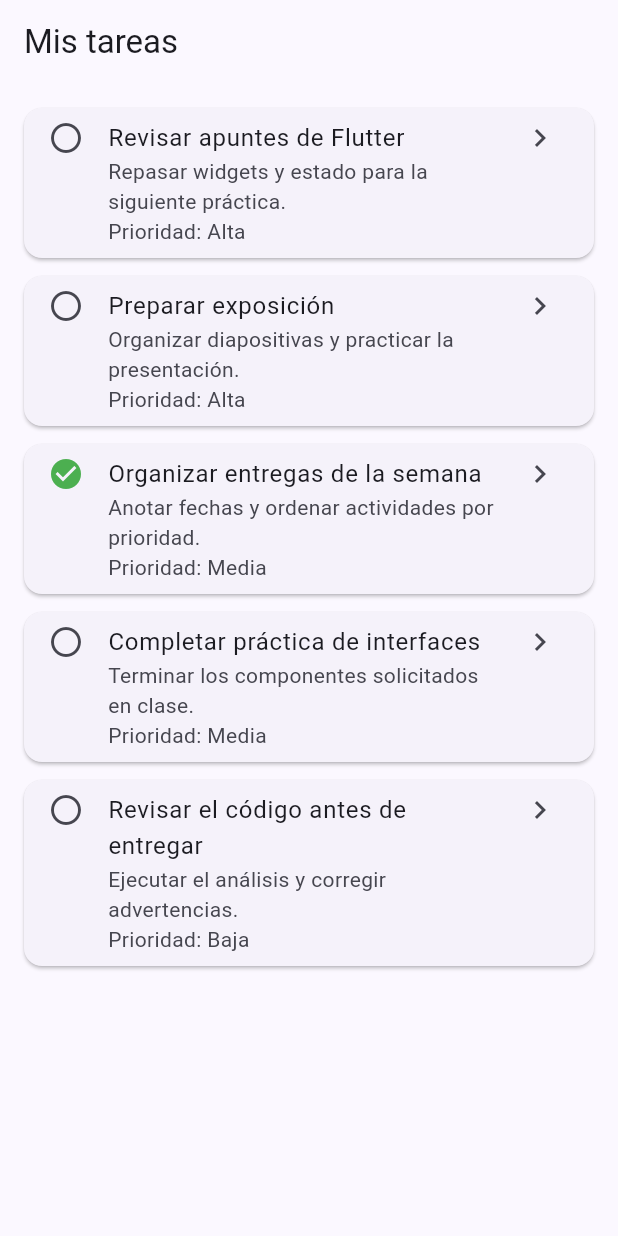
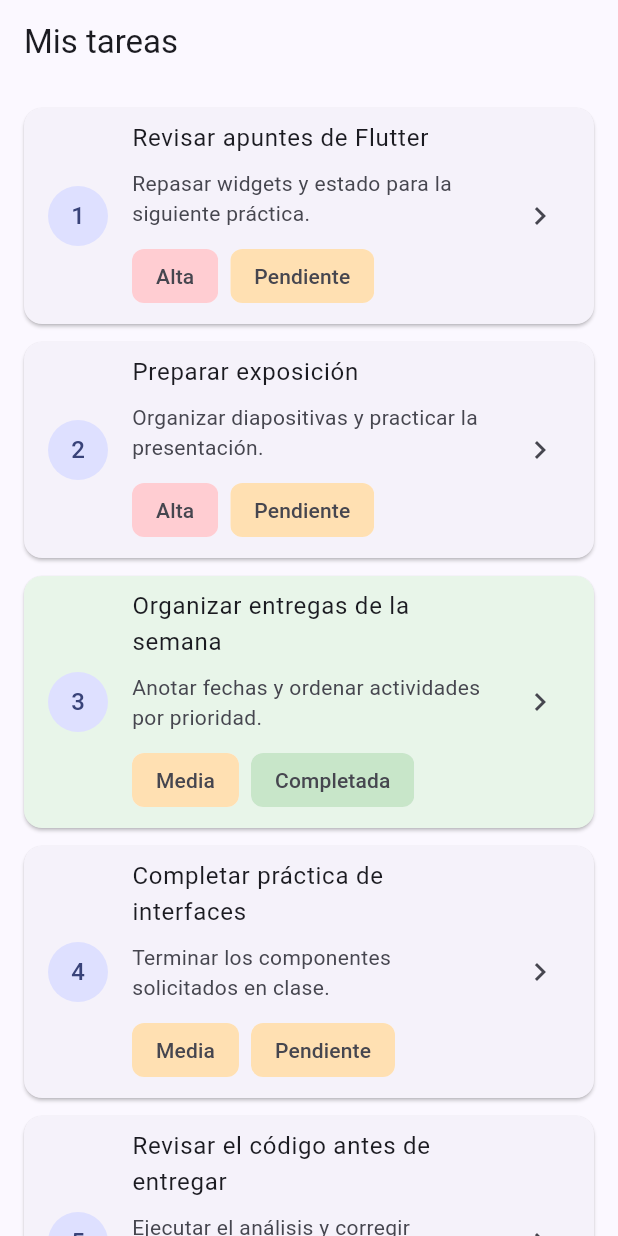
Before and after one commit to JandryHub/TaskFlow, a Flutter app: the screen it shows after launch, on a phone screen of 412 x 824 dp. Run offline on Flutter 3.47's test engine with Material 3 defaults, Android fonts, the phone set to English and light mode, and no system bars; our stand-ins replace go_router.

```diff
--- a/lib/main.dart
+++ b/lib/main.dart
@@ -1,33 +1,20 @@
 import 'package:flutter/material.dart';
 import 'package:go_router/go_router.dart';
+
+import 'task.dart';
 
 void main() {
   runApp(const TaskFlowApp());
 }
 
-class Task {
-  const Task({
-    required this.id,
-    required this.title,
-    required this.description,
-    required this.priority,
-    required this.isCompleted,
-  });
-
-  final int id;
-  final String title;
-  final String description;
-  final String priority;
-  final bool isCompleted;
-}
-
-const demoTasks = [
+const demoTasks = <Task>[
   Task(
     id: 1,
     title: 'Revisar apuntes de Flutter',
     description: 'Repasar widgets y estado para la siguiente práctica.',
     priority: 'Alta',
     isCompleted: false,
+    userId: 1,
   ),
   Task(
     id: 2,
@@ -35,6 +22,7 @@ const demoTasks = [
     description: 'Organizar diapositivas y practicar la presentación.',
     priority: 'Alta',
     isCompleted: false,
+    userId: 1,
   ),
   Task(
     id: 3,
@@ -42,6 +30,7 @@ const demoTasks = [
     description: 'Anotar fechas y ordenar actividades por prioridad.',
     priority: 'Media',
     isCompleted: true,
+    userId: 1,
   ),
   Task(
     id: 4,
@@ -49,6 +38,7 @@ const demoTasks = [
     description: 'Terminar los componentes solicitados en clase.',
     priority: 'Media',
     isCompleted: false,
+    userId: 1,
   ),
   Task(
     id: 5,
@@ -56,8 +46,22 @@ const demoTasks = [
     description: 'Ejecutar el análisis y corregir advertencias.',
     priority: 'Baja',
     isCompleted: false,
+    userId: 1,
   ),
 ];
+
+Task? findTask(int? id) {
+  if (id == null) {
+    return null;
+  }
+
+  for (final task in demoTasks) {
+    if (task.id == id) {
+      return task;
+    }
+  }
+  return null;
+}
 
 final appRouter = GoRouter(
   routes: [
@@ -65,8 +69,8 @@ final appRouter = GoRouter(
     GoRoute(
       path: '/task/:id',
       builder: (context, state) {
-        final taskId = int.parse(state.pathParameters['id']!);
-        return TaskDetailScreen(taskId: taskId);
+        final taskId = int.tryParse(state.pathParameters['id'] ?? '');
+        return TaskDetailScreen(task: findTask(taskId));
       },
     ),
   ],
@@ -99,18 +103,55 @@ class TaskCard extends StatelessWidget {
   Widget build(BuildContext context) {
     return Card(
       margin: const EdgeInsets.only(bottom: 12),
+      color: task.isCompleted ? Colors.green.shade50 : null,
       child: ListTile(
         onTap: onTap,
-        leading: Icon(
-          task.isCompleted ? Icons.check_circle : Icons.radio_button_unchecked,
-          color: task.isCompleted ? Colors.green : null,
+        leading: CircleAvatar(child: Text('${task.id}')),
+        title: Text(task.title),
+        subtitle: Padding(
+          padding: const EdgeInsets.only(top: 8),
+          child: Column(
+            crossAxisAlignment: CrossAxisAlignment.start,
+            children: [
+              Text(task.description),
+              const SizedBox(height: 8),
+              Wrap(
+                spacing: 8,
+                runSpacing: 4,
+                children: [
+                  Chip(
+                    label: Text(task.priority),
+                    backgroundColor: _priorityColor(task.priority),
+                    side: BorderSide.none,
+                  ),
+                  Chip(
+                    label: Text(task.isCompleted ? 'Completada' : 'Pendiente'),
+                    backgroundColor: task.isCompleted
+                        ? Colors.green.shade100
+                        : Colors.orange.shade100,
+                    side: BorderSide.none,
+                  ),
+                ],
+              ),
+            ],
+          ),
         ),
-        title: Text(task.title),
-        subtitle: Text('${task.description}\nPrioridad: ${task.priority}'),
-        isThreeLine: true,
         trailing: const Icon(Icons.chevron_right),
       ),
     );
+  }
+
+  Color _priorityColor(String priority) {
+    switch (priority.toLowerCase()) {
+      case 'alta':
+        return Colors.red.shade100;
+      case 'media':
+        return Colors.orange.shade100;
+      case 'baja':
+        return Colors.green.shade100;
+      default:
+        return Colors.grey.shade200;
+    }
   }
 }
 
@@ -137,29 +178,69 @@ class TaskListScreen extends StatelessWidget {
 }
 
 class TaskDetailScreen extends StatelessWidget {
-  const TaskDetailScreen({super.key, required this.taskId});
+  const TaskDetailScreen({super.key, required this.task});
 
-  final int taskId;
+  final Task? task;
 
   @override
   Widget build(BuildContext context) {
-    final task = demoTasks.firstWhere((item) => item.id == taskId);
+    final selectedTask = task;
+    if (selectedTask == null) {
+      return Scaffold(
+        appBar: AppBar(title: const Text('Detalle de tarea')),
+        body: Center(
+          child: Padding(
+            padding: const EdgeInsets.all(24),
+            child: Column(
+              mainAxisSize: MainAxisSize.min,
+              children: [
+                const Icon(Icons.search_off, size: 48),
+                const SizedBox(height: 12),
+                const Text('No se encontró la tarea.'),
+                const SizedBox(height: 16),
+                FilledButton.tonalIcon(
+                  onPressed: () => context.go('/'),
+                  icon: const Icon(Icons.arrow_back),
+                  label: const Text('Volver al listado'),
+                ),
+              ],
+            ),
+          ),
+        ),
+      );
+    }
 
     return Scaffold(
       appBar: AppBar(title: const Text('Detalle de tarea')),
-      body: Padding(
+      body: SingleChildScrollView(
         padding: const EdgeInsets.all(24),
         child: Column(
           crossAxisAlignment: CrossAxisAlignment.start,
           children: [
-            Text(task.title, style: Theme.of(context).textTheme.headlineSmall),
+            Text(
+              'Tarea #${selectedTask.id}',
+              style: Theme.of(context).textTheme.labelLarge,
+            ),
+            const SizedBox(height: 8),
+            Text(
+              selectedTask.title,
+              style: Theme.of(context).textTheme.headlineSmall,
+            ),
             const SizedBox(height: 16),
-            Text(task.description),
+            Text(selectedTask.description),
             const SizedBox(height: 16),
-            Chip(label: Text('Prioridad: ${task.priority}')),
-            const SizedBox(height: 12),
-            Text(task.isCompleted ? 'Estado: completada' : 'Estado: pendiente'),
-            const Spacer(),
+            Chip(label: Text('Prioridad: ${selectedTask.priority}')),
+            const SizedBox(height: 8),
+            Chip(
+              label: Text(
+                selectedTask.isCompleted
+                    ? 'Estado: completada'
+                    : 'Estado: pendiente',
+              ),
+            ),
+            const SizedBox(height: 8),
+            Text('Usuario: ${selectedTask.userId}'),
+            const SizedBox(height: 32),
             FilledButton.tonalIcon(
               onPressed: () => context.pop(),
               icon: const Icon(Icons.arrow_back),
--- /dev/null
+++ b/lib/task.dart
@@ -0,0 +1,28 @@
+class Task {
+  const Task({
+    required this.id,
+    required this.title,
+    required this.description,
+    required this.priority,
+    required this.isCompleted,
+    required this.userId,
+  });
+
+  final int id;
+  final String title;
+  final String description;
+  final String priority;
+  final bool isCompleted;
+  final int userId;
+
+  factory Task.fromJson(Map<String, dynamic> json) {
+    return Task(
+      id: json['id'] as int,
+      title: json['title'] as String,
+      description: json['description'] as String,
+      priority: json['priority'] as String,
+      isCompleted: json['isCompleted'] as bool,
+      userId: json['userId'] as int,
+    );
+  }
+}
```
Also changed, not shown: 2 other files.
